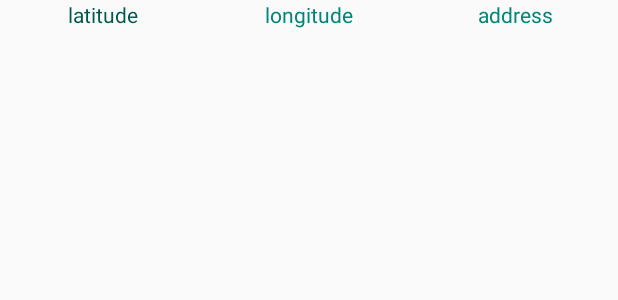
After one commit to arnauds-squadron/team_project, an Android app: the layout fragment_location.xml on its own in the app's theme, with its tools: preview values and no code run, on a phone screen of 412 x 824 dp. The commit adds this screen. Shown: the top 300 px of the screen. Run offline under Robolectric (Android 15) with nearby library versions, the phone set to English and light mode, and no system bars.

Commit message:
added new visitorlocation code

```diff
--- a/app/src/main/java/com/arnauds_squadron/eatup/navigation/MainFragmentPagerAdapter.java
+++ b/app/src/main/java/com/arnauds_squadron/eatup/navigation/MainFragmentPagerAdapter.java
@@ -5,6 +5,7 @@ import android.support.v4.app.Fragment;
 import android.support.v4.app.FragmentManager;
 import android.support.v4.app.FragmentPagerAdapter;
 
+import com.arnauds_squadron.eatup.LocationFragment;
 import com.arnauds_squadron.eatup.home.HomeFragment;
 import com.arnauds_squadron.eatup.local.LocalFragment;
 import com.arnauds_squadron.eatup.visitor.VisitorFragment;
--- /dev/null
+++ b/app/src/main/res/layout/fragment_location.xml
@@ -0,0 +1,41 @@
+<?xml version="1.0" encoding="utf-8"?>
+<LinearLayout
+    xmlns:android="http://schemas.android.com/apk/res/android"
+    android:id="@+id/locationLayout"
+    android:layout_width="match_parent"
+    android:layout_height="match_parent"
+    android:orientation="horizontal">
+
+    <TextView
+        android:id="@+id/txtLatitude"
+        android:layout_width="match_parent"
+        android:layout_height="wrap_content"
+        android:layout_weight="0.5"
+        android:gravity="center"
+        android:hint="latitude"
+        android:textAllCaps="false"
+        android:textColorHint="@color/colorPrimaryDark"
+        android:textColor="@color/colorPrimaryDark" />
+
+    <TextView
+        android:id="@+id/txtLongitude"
+        android:layout_width="match_parent"
+        android:layout_height="wrap_content"
+        android:layout_weight="0.5"
+        android:gravity="center"
+        android:hint="longitude"
+        android:textAllCaps="false"
+        android:textColorHint="@color/colorPrimary"
+        android:textColor="@color/colorPrimary" />
+
+    <TextView
+        android:id="@+id/txtAddress"
+        android:layout_width="match_parent"
+        android:layout_height="wrap_content"
+        android:layout_weight="0.5"
+        android:gravity="center"
+        android:hint="address"
+        android:textAllCaps="false"
+        android:textColorHint="@color/colorPrimary"
+        android:textColor="@color/colorPrimary" />
+</LinearLayout>
--- a/app/src/main/res/values/strings.xml
+++ b/app/src/main/res/values/strings.xml
@@ -9,4 +9,7 @@
     <string name="browse_nearby">Browse nearby meals</string>
     <string name="current_location_title">Current location</string>
     <string name="advanced_search_title">Advanced search</string>
+
+    <!-- TODO: Remove or change this placeholder text -->
+    <string name="hello_blank_fragment">Hello blank fragment</string>
 </resources>
```
Also changed, not shown: app/src/main/AndroidManifest.xml (+4 -3 lines), app/src/main/java/com/arnauds_squadron/eatup/LocationFragment.java (added, +279 -0 lines).
